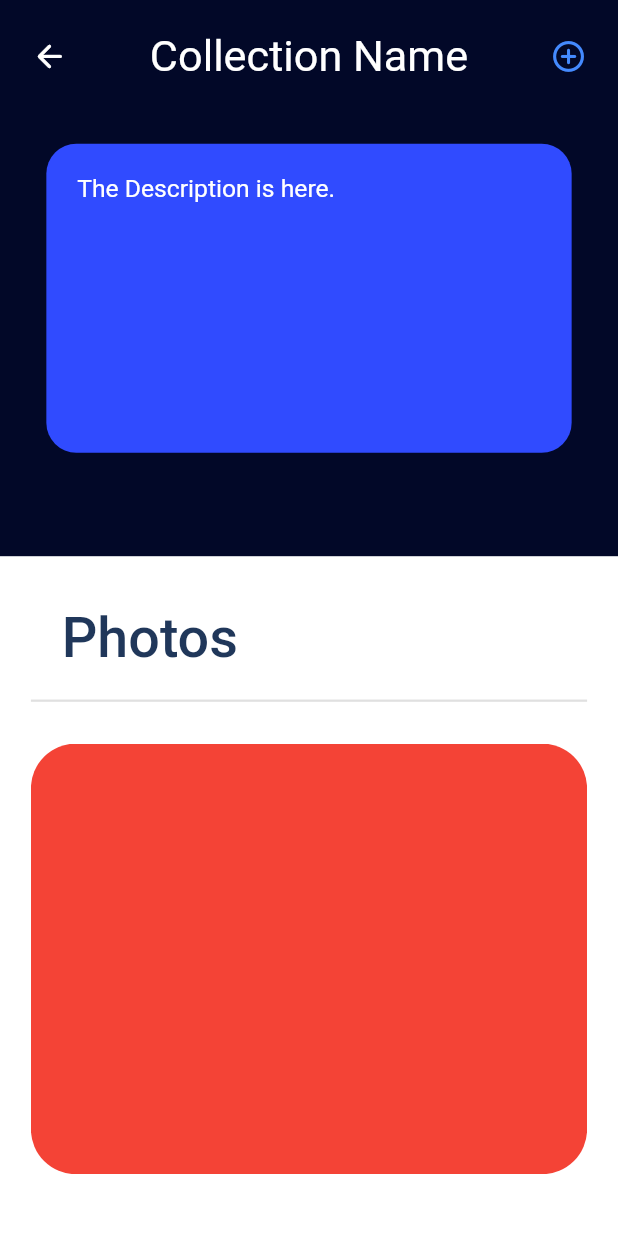
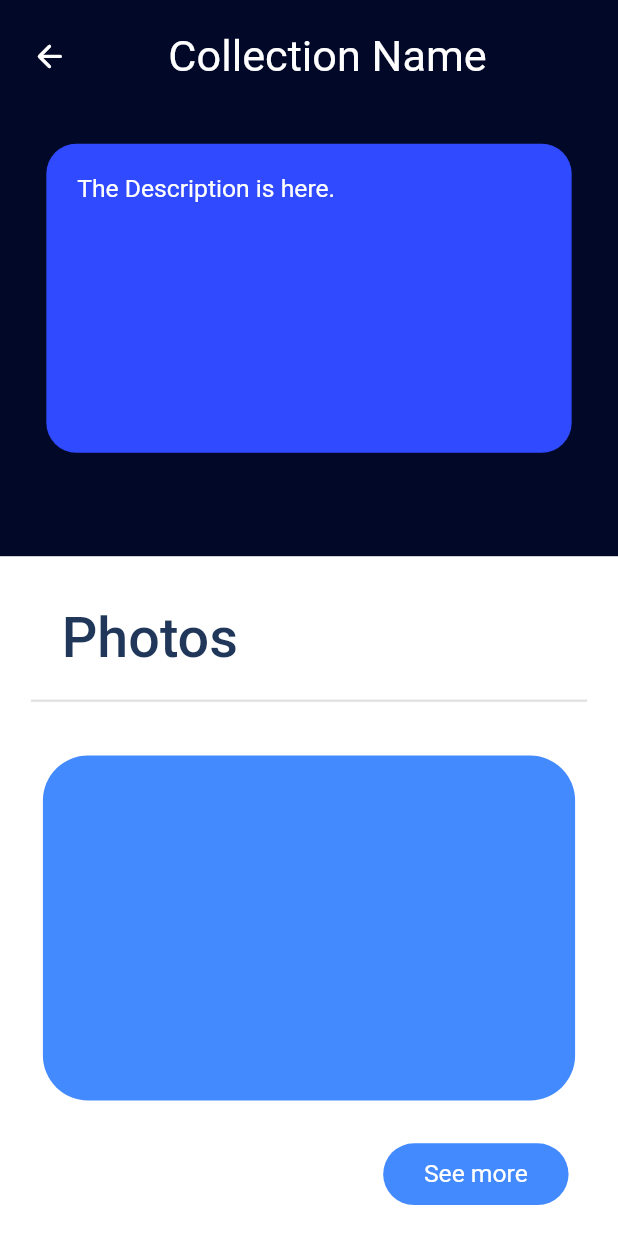
Before and after one commit to typecasted/Collec, a Flutter app: the CollectionScreen screen opened by its route, on a phone screen of 412 x 824 dp. Run offline on Flutter 3.47's test engine with Material 2 defaults, Android fonts, the phone set to English and light mode, and no system bars.

Commit message:
minor changes

```diff
--- a/lib/UI/Components/collection_screen_components/appbar_collection_screen.dart
+++ b/lib/UI/Components/collection_screen_components/appbar_collection_screen.dart
@@ -16,10 +16,15 @@ class CollectionAppBar extends StatelessWidget {
       child: Row(
         mainAxisAlignment: MainAxisAlignment.spaceBetween,
         children: [
-          Icon(
-            Icons.arrow_back_rounded,
-            color: Colors.white,
-            size: SizeConfig().height(context) * 0.03,
+          GestureDetector(
+            onTap: (){
+              Navigator.pop(context);
+            },
+            child: Icon(
+              Icons.arrow_back_rounded,
+              color: Colors.white,
+              size: SizeConfig().height(context) * 0.03,
+            ),
           ),
           Text(
             // TODO : put collection name
@@ -28,11 +33,8 @@ class CollectionAppBar extends StatelessWidget {
               fontSize: SizeConfig().height(context) * 0.035,
             ),
           ),
-          Icon(
-            Icons.add_circle_outline_rounded,
-            color: Colors.blueAccent,
-            size: SizeConfig().height(context) * 0.03,
-          )
+
+          Container(),
         ],
       ),
     );
--- /dev/null
+++ b/lib/UI/Components/collection_screen_components/other_components.dart
@@ -0,0 +1,75 @@
+import 'package:collec/UI/Components/collection_screen_components/preview_photo_page_view.dart';
+import 'package:collec/utils/constants.dart';
+import 'package:collec/utils/size_config.dart';
+import 'package:flutter/material.dart';
+
+class BottomPart extends StatelessWidget {
+  @override
+  Widget build(BuildContext context) {
+    return Container(
+      width: double.infinity,
+      height: SizeConfig().height(context) * 0.55,
+      color: Colors.white,
+      child: Padding(
+        padding: EdgeInsets.symmetric(
+            horizontal: SizeConfig().width(context) * 0.05,
+            vertical: SizeConfig().height(context) * 0.025),
+        child: Column(
+          crossAxisAlignment: CrossAxisAlignment.start,
+          children: [
+            Padding(
+              padding: EdgeInsets.symmetric(
+                  horizontal: SizeConfig().width(context) * 0.05,
+                  vertical: SizeConfig().height(context) * 0.015),
+              child: Text(
+                'Photos',
+                style: headerStyle.copyWith(
+                    fontSize: SizeConfig().height(context) * 0.045),
+              ),
+            ),
+            Divider(
+              thickness: 1.5,
+            ),
+            PreviewPhotoPageView(),
+            GestureDetector(
+              onTap: (){
+
+              },
+              child: SeeMoreButton(),
+            ),
+          ],
+        ),
+      ),
+    );
+  }
+}
+
+class SeeMoreButton extends StatelessWidget {
+  @override
+  Widget build(BuildContext context) {
+    return Padding(
+      padding: EdgeInsets.symmetric(
+        horizontal: SizeConfig().width(context) * 0.03,
+      ),
+      child: Row(
+        mainAxisAlignment: MainAxisAlignment.end,
+        children: [
+          Container(
+            height: SizeConfig().height(context) * 0.05,
+            width: SizeConfig().width(context) * 0.3,
+            decoration: BoxDecoration(
+              borderRadius: BorderRadius.circular(30),
+              color: Colors.blueAccent,
+            ),
+            alignment: Alignment.center,
+            child: Text(
+              'See more',
+              style: textStyle2.copyWith(
+                  fontSize: SizeConfig().height(context) * 0.02),
+            ),
+          ),
+        ],
+      ),
+    );
+  }
+}
--- /dev/null
+++ b/lib/UI/Components/collection_screen_components/preview_photo_page_view.dart
@@ -0,0 +1,36 @@
+
+
+import 'package:collec/utils/size_config.dart';
+import 'package:flutter/material.dart';
+
+class PreviewPhotoPageView extends StatelessWidget {
+  const PreviewPhotoPageView({
+    Key key,
+  }) : super(key: key);
+
+  @override
+  Widget build(BuildContext context) {
+    return Expanded(
+      child: Padding(
+        padding: EdgeInsets.symmetric(
+            vertical: SizeConfig().height(context) * 0.025),
+        child: Container(
+          child: PageView.builder(
+              itemCount: 3,
+              itemBuilder: (context, index) {
+                return Padding(
+                  padding: const EdgeInsets.all(8.0),
+                  child: Container(
+                    width: 100,
+                    height: 100,
+                    decoration: BoxDecoration(
+                        borderRadius: BorderRadius.circular(30),
+                        color: Colors.blueAccent),
+                  ),
+                );
+              }),
+        ),
+      ),
+    );
+  }
+}
--- a/lib/UI/Components/home_screen_components/floating_button.dart
+++ b/lib/UI/Components/home_screen_components/floating_button.dart
@@ -1,7 +1,5 @@
-import 'package:collec/utils/constants.dart';
 import 'package:collec/utils/size_config.dart';
 import 'package:flutter/material.dart';
-
 import 'dialog_box.dart';
 
 class FloatingButton extends StatelessWidget {
--- a/lib/UI/Screens/collection_screen.dart
+++ b/lib/UI/Screens/collection_screen.dart
@@ -1,7 +1,7 @@
 import 'package:collec/UI/Components/collection_screen_components/appbar_collection_screen.dart';
 import 'package:collec/UI/Components/collection_screen_components/description_card_collection_screen.dart';
-import 'package:collec/utils/constants.dart';
-import 'package:collec/utils/size_config.dart';
+import 'package:collec/UI/Components/collection_screen_components/other_components.dart';
+
 import 'package:flutter/cupertino.dart';
 import 'package:flutter/material.dart';
 
@@ -30,55 +30,7 @@ class _CollectionScreenState extends State<CollectionScreen> {
                 ),
               ),
             ),
-            Container(
-              width: double.infinity,
-              height: SizeConfig().height(context) * 0.55,
-              color: Colors.white,
-              child: Padding(
-                padding: EdgeInsets.symmetric(
-                    horizontal: SizeConfig().width(context) * 0.05,
-                    vertical: SizeConfig().height(context) * 0.025),
-                child: Column(
-                  crossAxisAlignment: CrossAxisAlignment.start,
-                  children: [
-                    Padding(
-                      padding: EdgeInsets.symmetric(
-                          horizontal: SizeConfig().width(context) * 0.05,
-                          vertical: SizeConfig().height(context) * 0.015),
-                      child: Text(
-                        'Photos',
-                        style: headerStyle.copyWith(
-                            fontSize: SizeConfig().height(context) * 0.045),
-                      ),
-                    ),
-                    Divider(
-                      thickness: 1.5,
-                    ),
-                    Expanded(
-                      child: Padding(
-                        padding: EdgeInsets.symmetric(
-                            vertical: SizeConfig().height(context) * 0.025),
-                        child: Container(
-                          child:
-                          PageView.builder(
-                              itemCount: 3,
-                              itemBuilder: (context, index) {
-                                return Container(
-                                  width: SizeConfig().width(context) * 0.05,
-                                  height: 100,
-                                  decoration: BoxDecoration(
-                                    borderRadius: BorderRadius.circular(30),
-                                    color: Colors.red
-                                  ),
-                                );
-                              }),
-                        ),
-                      ),
-                    ),
-                  ],
-                ),
-              ),
-            ),
+            BottomPart(),
           ],
         ),
       ),
```
